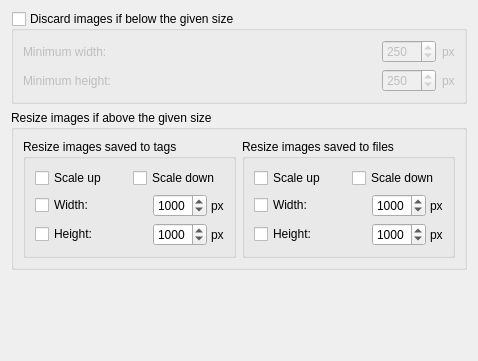
Above: ui/options_cover_processing.ui from metabrainz/picard before the change. Below: the same form after it.
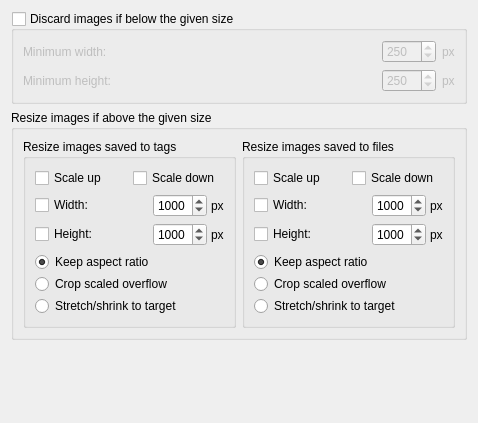
That is the form after the change.

Commit message: Add option to stretch or crop

What changed in the file:
```diff
--- a/ui/options_cover_processing.ui
+++ b/ui/options_cover_processing.ui
@@ -7,7 +7,7 @@
     <x>0</x>
     <y>0</y>
     <width>478</width>
-    <height>361</height>
+    <height>423</height>
    </rect>
   </property>
   <property name="windowTitle">
@@ -307,6 +307,51 @@
            </layout>
           </widget>
          </item>
+         <item>
+          <widget class="QWidget" name="tags_resize_mode" native="true">
+           <layout class="QVBoxLayout" name="verticalLayout_5">
+            <property name="spacing">
+             <number>2</number>
+            </property>
+            <property name="leftMargin">
+             <number>0</number>
+            </property>
+            <property name="topMargin">
+             <number>0</number>
+            </property>
+            <property name="rightMargin">
+             <number>0</number>
+            </property>
+            <property name="bottomMargin">
+             <number>0</number>
+            </property>
+            <item>
+             <widget class="QRadioButton" name="tags_keep">
+              <property name="text">
+               <string>Keep aspect ratio</string>
+              </property>
+              <property name="checked">
+               <bool>true</bool>
+              </property>
+             </widget>
+            </item>
+            <item>
+             <widget class="QRadioButton" name="tags_crop">
+              <property name="text">
+               <string>Crop scaled overflow</string>
+              </property>
+             </widget>
+            </item>
+            <item>
+             <widget class="QRadioButton" name="tags_stretch">
+              <property name="text">
+               <string>Stretch/shrink to target</string>
+              </property>
+             </widget>
+            </item>
+           </layout>
+          </widget>
+         </item>
         </layout>
        </widget>
       </item>
@@ -468,6 +513,51 @@
            </layout>
           </widget>
          </item>
+         <item>
+          <widget class="QWidget" name="file_resize_mode" native="true">
+           <layout class="QVBoxLayout" name="verticalLayout_6">
+            <property name="spacing">
+             <number>2</number>
+            </property>
+            <property name="leftMargin">
+             <number>0</number>
+            </property>
+            <property name="topMargin">
+             <number>0</number>
+            </property>
+            <property name="rightMargin">
+             <number>0</number>
+            </property>
+            <property name="bottomMargin">
+             <number>0</number>
+            </property>
+            <item>
+             <widget class="QRadioButton" name="file_keep">
+              <property name="text">
+               <string>Keep aspect ratio</string>
+              </property>
+              <property name="checked">
+               <bool>true</bool>
+              </property>
+             </widget>
+            </item>
+            <item>
+             <widget class="QRadioButton" name="file_crop">
+              <property name="text">
+               <string>Crop scaled overflow</string>
+              </property>
+             </widget>
+            </item>
+            <item>
+             <widget class="QRadioButton" name="file_stretch">
+              <property name="text">
+               <string>Stretch/shrink to target</string>
+              </property>
+             </widget>
+            </item>
+           </layout>
+          </widget>
+         </item>
         </layout>
        </widget>
       </item>
```
The commit also changes 5 other files.
